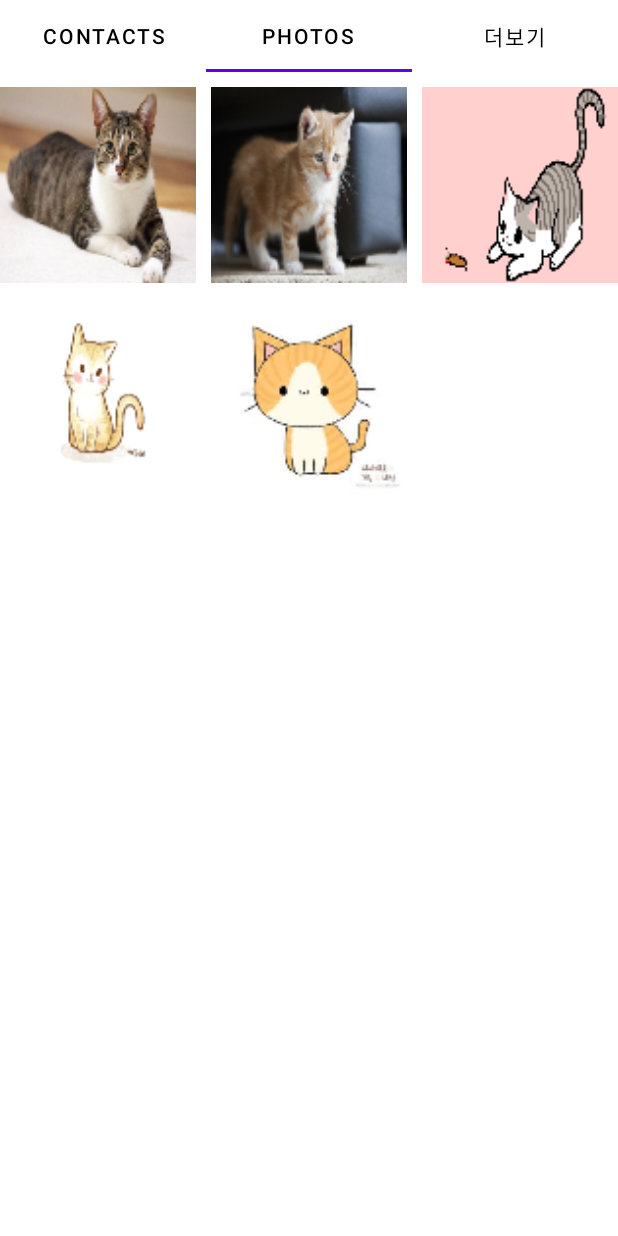
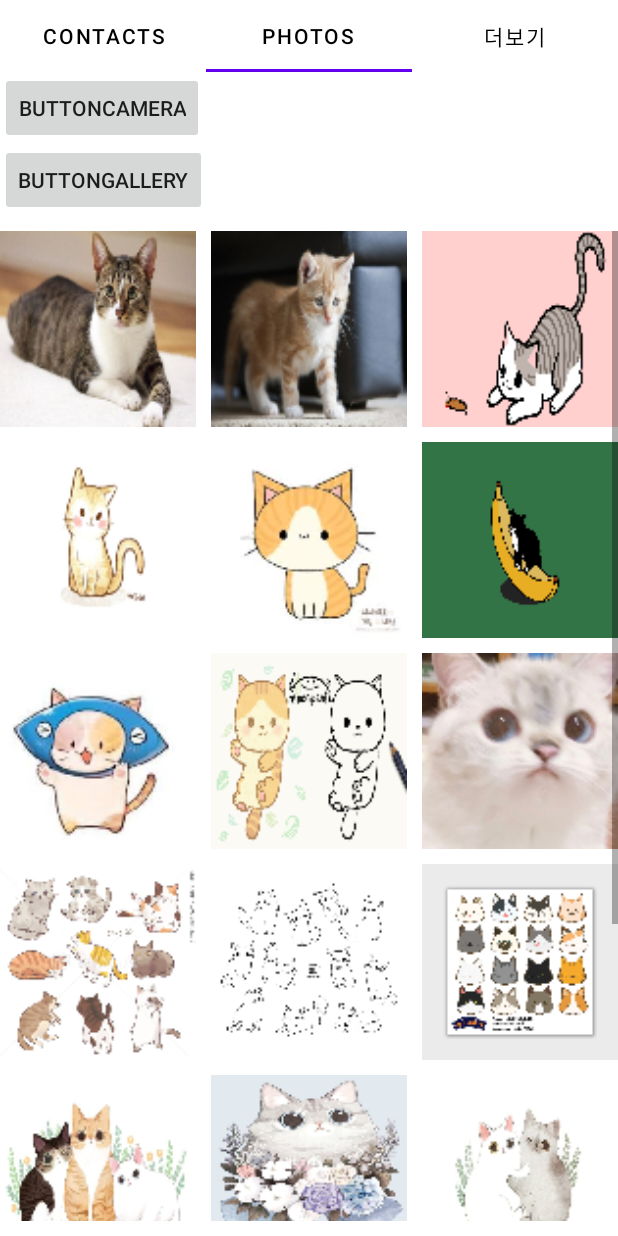
Before and after one commit to rlaehdwn9097/Madcamp_Week1, an Android app: the screen it shows after launch (MainActivity), tab 2 chosen, on a phone screen of 412 x 824 dp. Run offline under Robolectric (Android 15) with nearby library versions, the phone set to English and light mode, and no system bars; our stand-ins replace Firebase (no records; nobody signed in at launch, a user with empty details on screens opened directly); libraries missing offline, so code that uses them is left out: com.melnykov.fab; pictures from the network do not load; 3 statements that could not run were skipped.

Commit message:
gallery추가.

```diff
--- a/app/src/main/java/com/example/myapplication/Fragment2.java
+++ b/app/src/main/java/com/example/myapplication/Fragment2.java
@@ -1,15 +1,31 @@
 package com.example.myapplication;
 
+import android.Manifest;
+import android.content.ActivityNotFoundException;
 import android.content.Context;
+import android.content.Intent;
+import android.content.pm.PackageManager;
+import android.database.Cursor;
+import android.graphics.BitmapFactory;
+import android.net.Uri;
 import android.os.Bundle;
+import android.provider.MediaStore;
+import android.text.TextUtils;
+import android.util.Log;
 import android.view.LayoutInflater;
 import android.view.View;
 import android.view.ViewGroup;
-import android.widget.AdapterView;
+import android.widget.Button;
 import android.widget.GridView;
+import android.widget.ImageView;
 import android.widget.Toast;
 
+import androidx.annotation.NonNull;
+import androidx.core.app.ActivityCompat;
+import androidx.core.content.ContextCompat;
 import androidx.fragment.app.Fragment;
+
+import java.util.ArrayList;
 
 /**
  * A simple {@link Fragment} subclass.
@@ -18,17 +34,42 @@ import androidx.fragment.app.Fragment;
  */
 public class Fragment2 extends Fragment {
 
+    //--------------------사진 추가-----------------------------
+    Button buttonCamera, buttonGallery;
+    ImageView imageView2;
+
+    //--------------------------------------------------------
+
     GridView gridView;
     ImageAdapter adapter;
     private Context context;
-    public int imageID;
-
-    //
-    //
+    Button btn;
 
     private int[] imageIDs = new int[] {
-            R.drawable.cat1, R.drawable.cat2, R.drawable.cat3, R.drawable.cat4, R.drawable.cat5
+            R.drawable.cat1,
+            R.drawable.cat2,
+            R.drawable.cat3,
+            R.drawable.cat4,
+            R.drawable.cat5,
+            R.drawable.cat6,
+            R.drawable.cat7,
+            R.drawable.cat8,
+            R.drawable.cat9,
+            R.drawable.cat10,
+            R.drawable.cat11,
+            R.drawable.cat12,
+            R.drawable.cat13,
+            R.drawable.cat14,
+            R.drawable.cat15,
+            R.drawable.cat16,
+            R.drawable.cat17,
+            R.drawable.cat18,
+            R.drawable.cat19,
+            R.drawable.cat20,
     };
+
+    private ArrayList<Integer> imageID = new ArrayList<Integer>();
+
 
     public Fragment2() {
         // Required empty public constructor
@@ -38,20 +79,47 @@ public class Fragment2 extends Fragment {
     public View onCreateView(LayoutInflater inflater, ViewGroup container, Bundle savedInstanceState) {
 
         context = container.getContext();
+        checkSelfPermission();
 
         View rootView = inflater.inflate(R.layout.fragment_2, container, false);
+
+        //-------------------사진추가__위-------------------------------
+        buttonGallery = (Button) rootView.findViewById(R.id.ButtonGallery);
+        imageView2 = (ImageView) rootView.findViewById(R.id.imageView2);
+
+
+        buttonGallery.setOnClickListener(new View.OnClickListener() {
+            @Override
+            public void onClick(View v) {
+                Intent i = new Intent(Intent.ACTION_PICK,android.provider.MediaStore.Images.Media.EXTERNAL_CONTENT_URI);
+                //i.setDataAndType(photoURI,"image/*");
+                // ******** code for crop image
+                /*
+                i.putExtra("crop", "true");
+                i.putExtra("aspectX", 100);
+                i.putExtra("aspectY", 100);
+                i.putExtra("outputX", 256);
+                i.putExtra("outputY", 356);*/
+
+                try {
+
+                    i.putExtra("data", true);
+                    startActivityForResult(
+                            Intent.createChooser(i, "Select Picture"), 0);
+                }catch (
+                        ActivityNotFoundException ex){
+                    ex.printStackTrace();
+                }
+
+            }
+        });
+        //Intent cameraIntent = new Intent(Intent.ACTION_PICK, MediaStore.Images.Media.EXTERNAL_CONTENT_URI);
+
+        //-------------------사진추가__아래-----------------------------
 
         gridView = (GridView) rootView.findViewById(R.id.gridViewImages);
         adapter = new ImageAdapter(context, imageIDs);
         gridView.setAdapter(adapter);
-
-        gridView.setOnItemClickListener(new AdapterView.OnItemClickListener() {
-            @Override
-            public void onItemClick(AdapterView<?> parent, View v, int position, long id) {
-                //화면 커지게 하는 동작 넣기.
-                Toast.makeText(context, ""+position, Toast.LENGTH_SHORT).show();
-            }
-        });
 
 
         adapter.notifyDataSetChanged();
@@ -60,6 +128,68 @@ public class Fragment2 extends Fragment {
         // Inflate the layout for this fragment
         return rootView;
     }
+    //----------------사진추가_위----------------------------------
+    public void onRequestPermissionsResult(int requestCode, @NonNull String[] permissions, @NonNull int[] grantResults)
+    { //권한을 허용 했을 경우
+        if(requestCode == 1){
+            int length = permissions.length;
+            for (int i = 0; i < length; i++) {
+                if (grantResults[i] == PackageManager.PERMISSION_GRANTED) {
+                    // 동의
+                    Log.d("MainActivity","권한 허용 : " + permissions[i]);
+                }
+            }
+        }
+
+    }
+    public void checkSelfPermission() {
+        String temp = "";
+        //파일 읽기 권한 확인
+        if (ContextCompat.checkSelfPermission(context, Manifest.permission.READ_EXTERNAL_STORAGE) != PackageManager.PERMISSION_GRANTED) {
+            temp += Manifest.permission.READ_EXTERNAL_STORAGE + " ";
+        }
+        //파일 쓰기 권한 확인
+        if (ContextCompat.checkSelfPermission(context, Manifest.permission.WRITE_EXTERNAL_STORAGE) != PackageManager.PERMISSION_GRANTED) {
+            temp += Manifest.permission.WRITE_EXTERNAL_STORAGE + " ";
+        }
+        if (TextUtils.isEmpty(temp) == false) {
+            // 권한 요청
+            ActivityCompat.requestPermissions(getActivity(), temp.trim().split(" "),1); }
+        else {
+            //Toast.makeText(this, "권한을 모두 허용", Toast.LENGTH_SHORT).show();
+        }
+
+    }
+
+
+
+
+
+    public void onActivityResult(int requestCode, int resultCode, Intent data) {
+        Log.d("image","image");
+        //super method removed
+        if (data != null) {
+            Uri selectedImage = data.getData();
+            String[] filePathColumn = { MediaStore.Images.Media.DATA };
+            Cursor cursor = getActivity().getContentResolver().query(selectedImage, filePathColumn, null, null, null);
+
+            cursor.moveToFirst();
+            int columnIndex = cursor.getColumnIndex(filePathColumn[0]);
+            String picturePath = cursor.getString(columnIndex);
+            imageView2.setImageBitmap(BitmapFactory.decodeFile(picturePath));
+
+            cursor.close();
+        } else {
+            Toast.makeText(getActivity(), "Try Again!!", Toast.LENGTH_SHORT).show();
+        }
+        super.onActivityResult(requestCode, resultCode, data);
+    }
+    //Uri returnUri;
+    //returnUri = data.getData();
+
+    //----------------사진추가_아래--------------------------------
+
+
 /*
     // TODO: Rename parameter arguments, choose names that match
     // the fragment initialization parameters, e.g. ARG_ITEM_NUMBER
--- a/app/src/main/java/com/example/myapplication/ImageAdapter.java
+++ b/app/src/main/java/com/example/myapplication/ImageAdapter.java
@@ -3,10 +3,13 @@ package com.example.myapplication;
 import android.content.Context;
 import android.graphics.Bitmap;
 import android.graphics.BitmapFactory;
+import android.util.Log;
 import android.view.View;
 import android.view.ViewGroup;
 import android.widget.BaseAdapter;
 import android.widget.ImageView;
+
+import java.util.ArrayList;
 
 public class ImageAdapter extends BaseAdapter {
 
@@ -15,14 +18,14 @@ public class ImageAdapter extends BaseAdapter {
 
     int[] imageArray = null;
 
+    @Override
+    public int getCount() {
+        return imageArray.length;
+    }
+
     public ImageAdapter(Context context, int[] imageIDs) {
         this.context = context;
         this.imageArray = imageIDs;
-    }
-
-    @Override
-    public int getCount() {
-        return imageArray.length;
     }
 
     @Override
@@ -37,7 +40,7 @@ public class ImageAdapter extends BaseAdapter {
 
     @Override
     public View getView(int position, View convertView, ViewGroup parent) {
-
+        Log.d("image position", String.valueOf(position));
         context = parent.getContext();
         if (null != convertView)
             imageView = (ImageView)convertView;
@@ -46,13 +49,8 @@ public class ImageAdapter extends BaseAdapter {
             // GridView 뷰를 구성할 ImageView 뷰의 비트맵을 정의합니다.
             // 그리고 그것의 크기를 320*240으로 줄입니다.
             // 크기를 줄이는 이유는 메모리 부족 문제를 막을 수 있기 때문입니다.
-
-
-
-
-
             Bitmap bmp
-                    = BitmapFactory.decodeResource(context.getResources(),  imageArray[position]);
+                    = BitmapFactory.decodeResource(context.getResources(), imageArray[position]);
             bmp = Bitmap.createScaledBitmap(bmp, 100, 100, false);
 
             //---------------------------------------------------------------
@@ -63,19 +61,11 @@ public class ImageAdapter extends BaseAdapter {
             imageView.setAdjustViewBounds(true);
 
             imageView.setImageBitmap(bmp);
-
-            //---------------------------------------------------------------
-            // 지금은 사용하지 않는 코드입니다.
-
-            //imageView.setMaxWidth(320);
-            //imageView.setMaxHeight(240);
-            //imageView.setImageResource(imageIDs[position]);
-
             //---------------------------------------------------------------
             // 사진 항목들의 클릭을 처리하는 ImageClickListener 객체를 정의합니다.
             // 그리고 그것을 ImageView의 클릭 리스너로 설정합니다.
             ImageClickListener imageViewClickListener
-                    = new ImageClickListener(context, imageArray[position]);
+                    = new ImageClickListener(context, imageArray, position);
             imageView.setOnClickListener(imageViewClickListener);
         }
 
--- a/app/src/main/java/com/example/myapplication/ImageClickListener.java
+++ b/app/src/main/java/com/example/myapplication/ImageClickListener.java
@@ -10,11 +10,13 @@ public class ImageClickListener implements View.OnClickListener {
     //-----------------------------------------------------------
     // imageID는 확대해서 보여줄 이미지의 리소스 ID입니다.
 
-    int imageID;
+    int[] imageID;
+    int position;
 
-    public ImageClickListener(Context context, int imageID) {
+    public ImageClickListener(Context context, int[] imageID,int position) {
         this.context = context;
         this.imageID = imageID;
+        this.position = position;
     }
 
 
@@ -25,8 +27,10 @@ public class ImageClickListener implements View.OnClickListener {
         // 그리고 이 액티비티에 전달할 imageID의 값을 이 객체에 저장합니다.
         // 인텐트 객체를 정의 후 이 액티비티를 실행합니다.
 
-        Intent intent = new Intent(context, ImageActivity.class);
+        //Intent intent = new Intent(context, ImageActivity.class);
+        Intent intent = new Intent(context, PaperActivity.class);
         intent.putExtra("image ID", imageID);
+        intent.putExtra("position", position);
         context.startActivity(intent);
     }
 }
--- a/app/src/main/res/layout/fragment_2.xml
+++ b/app/src/main/res/layout/fragment_2.xml
@@ -1,5 +1,6 @@
 <?xml version="1.0" encoding="utf-8"?>
 <FrameLayout xmlns:android="http://schemas.android.com/apk/res/android"
+    xmlns:app="http://schemas.android.com/apk/res-auto"
     xmlns:tools="http://schemas.android.com/tools"
     android:layout_width="match_parent"
     android:layout_height="match_parent"
@@ -7,16 +8,41 @@
 
     <!-- TODO: Update blank fragment layout -->
 
+    <LinearLayout
+        android:layout_width="match_parent"
+        android:layout_height="match_parent"
+        android:orientation="vertical">
+
+        <Button
+            android:id="@+id/ButtonCamera"
+            android:layout_width="wrap_content"
+            android:layout_height="wrap_content"
+            android:text="ButtonCamera" />
+
+        <ImageView
+            android:id="@+id/imageView2"
+            android:layout_width="match_parent"
+            android:layout_height="wrap_content"
+            tools:src="@tools:sample/avatars" />
+
+        <Button
+            android:id="@+id/ButtonGallery"
+            android:layout_width="wrap_content"
+            android:layout_height="wrap_content"
+            android:text="ButtonGallery" />
 
         <GridView
             android:id="@+id/gridViewImages"
             android:layout_width="match_parent"
             android:layout_height="wrap_content"
+            android:horizontalSpacing="10dp"
             android:numColumns="3"
-        android:horizontalSpacing="10dp"
-        android:verticalSpacing="10dp"
             android:paddingTop="10dp"
-        android:paddingBottom="10dp">
+            android:paddingBottom="10dp"
+            android:verticalSpacing="10dp">
+
         </GridView>
 
+    </LinearLayout>
+
 </FrameLayout>
```
Also changed, not shown: app/src/main/AndroidManifest.xml (+10 -0 lines), app/src/main/java/com/example/myapplication/MainActivity.java (+8 -1 lines), app/src/main/java/com/example/myapplication/PaperActivity.java (added, +46 -0 lines), app/src/main/java/com/example/myapplication/PaperAdapter.java (added, +68 -0 lines), app/src/main/res/layout/slider.xml (added, +32 -0 lines), app/src/main/res/layout/viewpager.xml (added, +17 -0 lines). Lines whose indentation alone changed are shown as unchanged.
